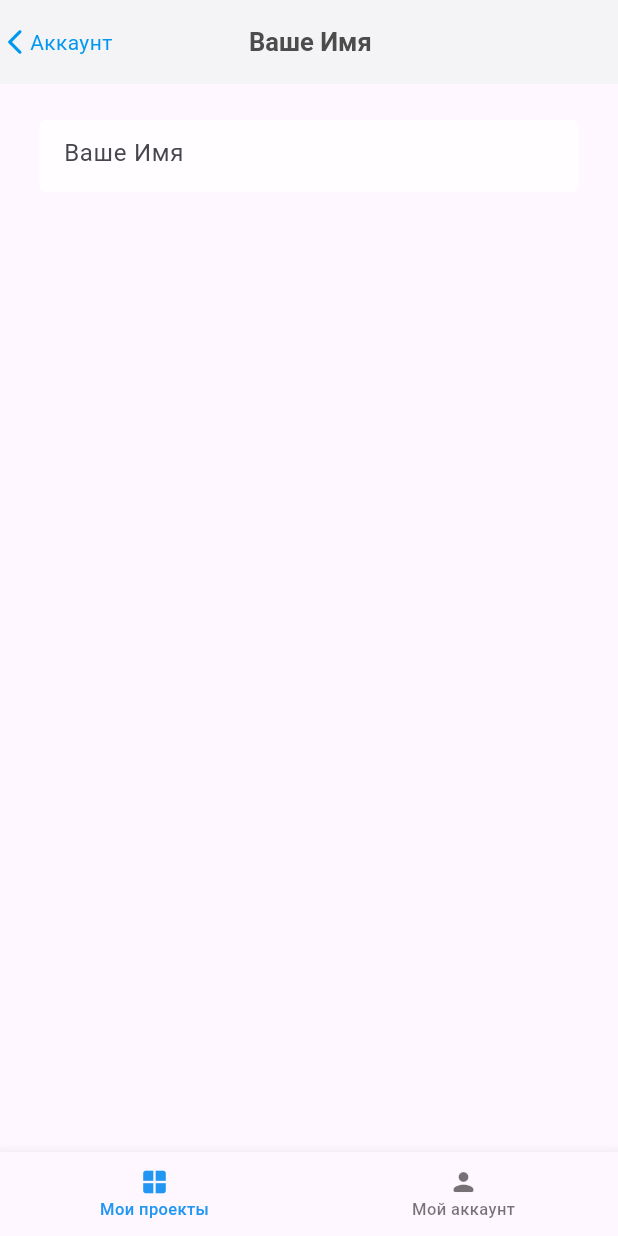
After one commit to Oumllack/Flutter_registration, a Flutter app: the MyAccount screen opened directly, after a tap on the "arrow forward ios" icon, on a phone screen of 412 x 824 dp. The commit adds this screen. Run offline on Flutter 3.47's test engine with Material 3 defaults, Android fonts, the phone set to English and light mode, and no system bars; our stand-ins replace mask_text_input_formatter, pin_code_fields.

Commit message:
Add existing project files to Git

```diff
--- /dev/null
+++ b/lib/ui/MyName.dart
@@ -0,0 +1,107 @@
+import 'package:flutter/material.dart';
+import 'package:test_pt/assets/colors.dart';
+
+class MyName extends StatefulWidget {
+  const MyName({super.key});
+
+  @override
+  State<MyName> createState() => _MyNameState();
+}
+
+class _MyNameState extends State<MyName> {
+  @override
+  Widget build(BuildContext context) {
+    return Scaffold(
+      appBar: AppBar(
+        leadingWidth: 150,
+        title: Text(
+          'Ваше Имя',
+          style: TextStyle(
+              color: Color(0xFF4C4C4C),
+              fontSize: 17,
+              fontWeight: FontWeight.w600),
+        ),
+        centerTitle: true,
+        backgroundColor: Color(0xFFF6F6F6),
+        elevation: 0.3,
+        leading: Row(
+          children: [
+            Icon(
+              Icons.arrow_back_ios_new_rounded,
+              color: Color(0xFF0098EE),
+              size: 20,
+            ),
+            Text(
+              'Аккаунт',
+              style: TextStyle(
+                color: Color(0xFF0098EE),
+              ),
+            )
+          ],
+        ),
+      ),
+      bottomNavigationBar: BottomNavigationBar(
+        selectedItemColor: Colors.blue,
+        selectedIconTheme: IconThemeData(
+          size: 20,
+        ),
+        selectedLabelStyle: TextStyle(
+          color: Colors.blue,
+          fontSize: 11,
+          fontWeight: FontWeight.w500,
+        ),
+        unselectedIconTheme: (IconThemeData(
+          size: 20,
+        )),
+        unselectedLabelStyle: TextStyle(
+          color: AppColors.grey_1,
+          fontSize: 11,
+          fontWeight: FontWeight.w500,
+        ),
+        items: [
+          BottomNavigationBarItem(
+            icon: Icon(
+              Icons.window_rounded,
+            ),
+            label: 'Мои проекты',
+          ),
+          BottomNavigationBarItem(
+            icon: Icon(
+              Icons.person_rounded,
+            ),
+            label: 'Мой аккаунт',
+          ),
+        ],
+      ),
+      body: Center(
+        child: Column(
+          children: [
+            Padding(
+              padding: EdgeInsets.symmetric(
+                vertical: 24,
+              ),
+              child: SizedBox(
+                width: 359,
+                height: 48,
+                child: TextField(
+                  decoration: const InputDecoration(
+                    enabledBorder: OutlineInputBorder(
+                      borderSide: const BorderSide(
+                        color: Colors.white,
+                      ),
+                    ),
+                    hintText: "Ваше Имя",
+                    hintStyle: TextStyle(
+                      fontSize: 16,
+                      fontWeight: FontWeight.w400,
+                    ),
+                  ),
+                ),
+              ),
+            ),
+          ],
+        ),
+      ),
+    );
+  }
+}
--- a/lib/ui/pages/confirmation_page.dart
+++ b/lib/ui/pages/confirmation_page.dart
@@ -177,10 +177,11 @@ class _ConfirmationPageState extends State<ConfirmationPage> {
                   ),
                 ),
               ),
-              const SizedBox(height: 42),
+              const SizedBox(height: 32),
               Padding(
                 padding: const EdgeInsets.symmetric(horizontal: 55.0),
                 child: PinCodeTextField(
+                  backgroundColor: Color(0xFFFBFBFB),
                   appContext: context,
                   length: 5,
                   keyboardType: TextInputType.number,
@@ -206,7 +207,7 @@ class _ConfirmationPageState extends State<ConfirmationPage> {
                   },
                 ),
               ),
-              const SizedBox(height: 62),
+              const SizedBox(height: 44),
               const _SendCodeTimer(),
             ],
           ),
@@ -258,7 +259,14 @@ class _SendCodeTimerState extends State<_SendCodeTimer> {
   Widget build(BuildContext context) {
     return remainingTime == 0
         ? CupertinoButton(
-            child: const Text('Отправить код еще раз'),
+            child: const Text(
+              'Отправить код еще раз',
+              style: TextStyle(
+                fontSize: 15,
+                fontWeight: FontWeight.w400,
+                color: Color(0xFFFFB700),
+              ),
+            ),
             onPressed: () {
               remainingTime = 60;
               startTimer();
--- a/lib/ui/pages/home_page/create_account_page.dart
+++ b/lib/ui/pages/home_page/create_account_page.dart
@@ -2,7 +2,7 @@ import 'package:flutter/material.dart';
 import 'package:mask_text_input_formatter/mask_text_input_formatter.dart';
 import 'package:test_pt/assets/colors.dart';
 import 'package:test_pt/ui/pages/home_page/widgets/registration_body.dart';
-import 'package:test_pt/ui/widgets/setps_widget.dart';
+import 'package:test_pt/ui/widgets/steps_widget.dart';
 import '../confirmation_page.dart';
 
 class CreateAccountPage extends StatefulWidget {
--- a/lib/ui/pages/my_account.dart
+++ b/lib/ui/pages/my_account.dart
@@ -1,4 +1,5 @@
 import 'package:flutter/material.dart';
+import 'package:test_pt/ui/MyName.dart';
 
 class MyAccount extends StatefulWidget {
   const MyAccount({super.key});
@@ -52,7 +53,7 @@ class _MyAccountState extends State<MyAccount> {
                     width: 80,
                     decoration: BoxDecoration(
                       image: DecorationImage(
-                        image: AssetImage('images/icon.png'),
+                        image: AssetImage('assets/images/icon.png'),
                         fit: BoxFit.cover,
                       ),
                     ),
@@ -89,13 +90,40 @@ class _MyAccountState extends State<MyAccount> {
                     ),
                     child: Align(
                       alignment: Alignment.centerLeft,
-                      child: Text(
+                      child: Row(
+                        children: [
+                          Text(
                             'Имя',
                             style: TextStyle(
                               fontSize: 16,
                               fontWeight: FontWeight.w400,
                               color: Color(0xFF4C4C4C),
                             ),
+                          ),
+                          SizedBox(
+                            width: 175,
+                          ),
+                          Container(
+                            child: Row(
+                              children: [
+                                Text(
+                                  'Настроить',
+                                ),
+                                IconButton(
+                                  onPressed: () {
+                                    Navigator.push(
+                                      context,
+                                      MaterialPageRoute(
+                                        builder: (context) => MyName(),
+                                      ),
+                                    );
+                                  },
+                                  icon: Icon(Icons.arrow_forward_ios),
+                                ),
+                              ],
+                            ),
+                          ),
+                        ],
                       ),
                     ),
                   ),
--- a/pubspec.yaml
+++ b/pubspec.yaml
@@ -60,9 +60,7 @@ flutter:
 
   # To add assets to your application, add an assets section, like this:
   assets:
-    - assets/images/
-
-
+    - assets/images/icon.png
 
   # An image asset can refer to one or more resolution-specific "variants", see
   # https://flutter.dev/assets-and-images/#resolution-aware
```
Also changed, not shown: lib/ui/widgets/steps_widget.dart (renamed from lib/ui/widgets/setps_widget.dart), pubspec.lock. Lines whose indentation alone changed are shown as unchanged.
